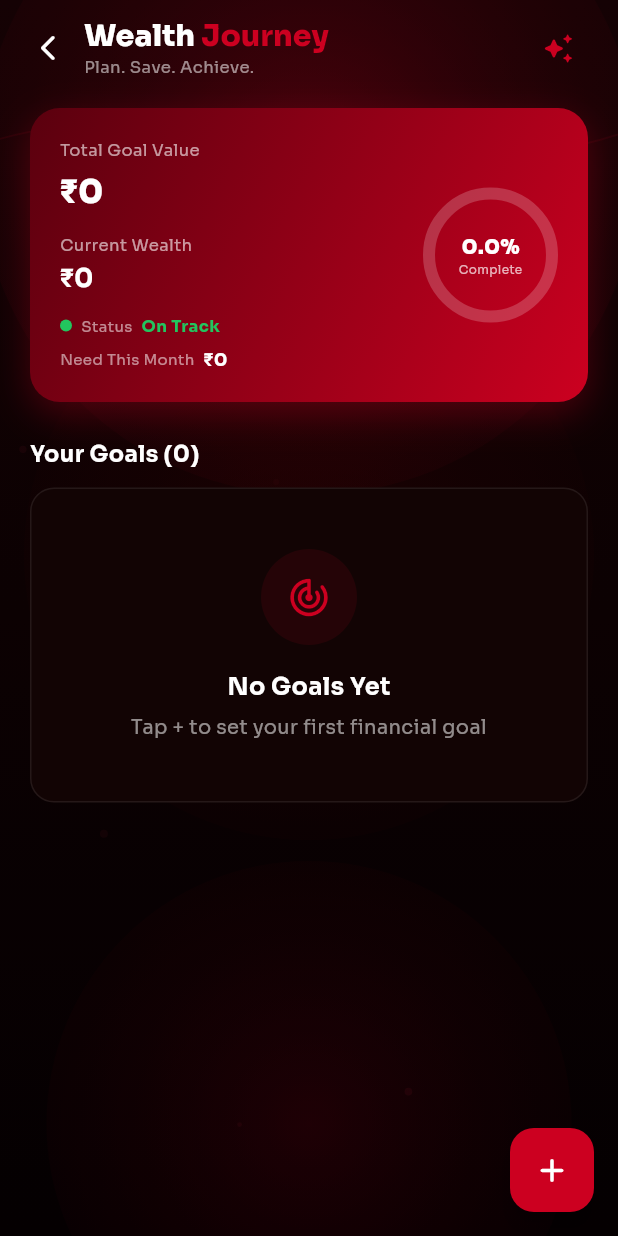
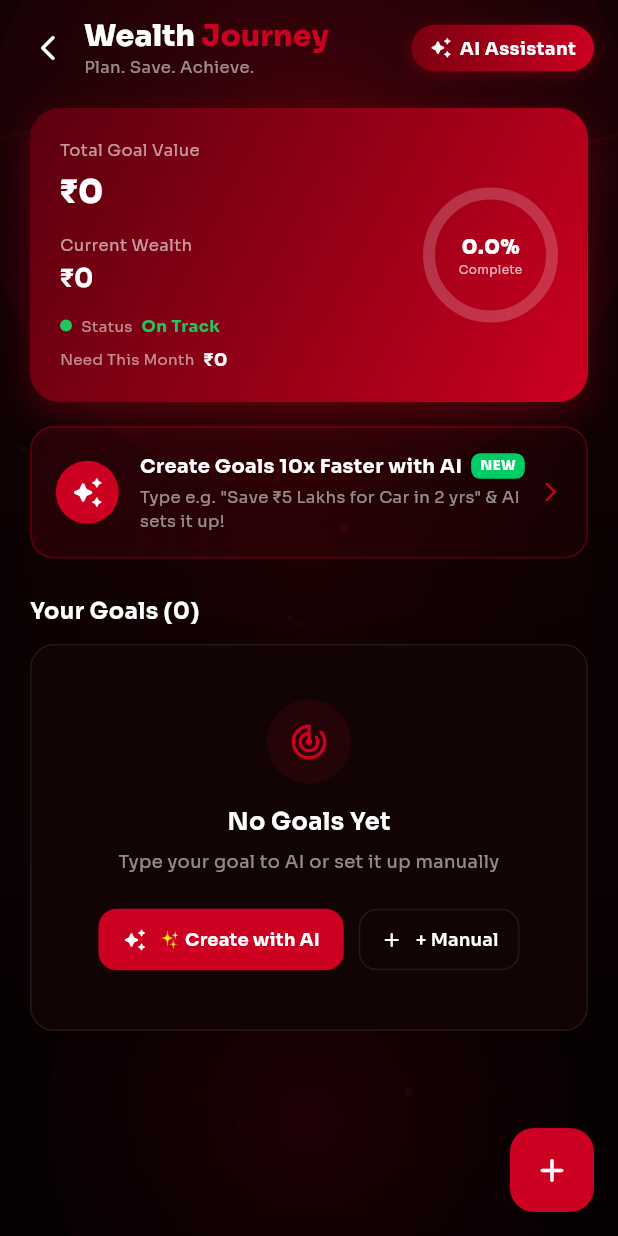
Before and after one commit to swapnilkonar/eleghart_ledger, a Flutter app: the WealthDashboardScreen screen opened directly, on a phone screen of 412 x 824 dp. Run offline on Flutter 3.47's test engine with Material 3 defaults, Android fonts, the phone set to English and light mode, and no system bars; our stand-ins replace file_picker, fl_chart, flutter_local_notifications, google_fonts, image_picker, local_auth and 7 more; missing offline and left inert: flutter_gemma, google_mlkit_entity_extraction, google_mlkit_text_recognition, pdfx; accounts and stored records are empty.

Commit message:
feat: Upgrade AI Wealth button to gradient pill and add hero banner card & empty state triggers

```diff
--- a/lib/screens/wealth_dashboard_screen.dart
+++ b/lib/screens/wealth_dashboard_screen.dart
@@ -147,10 +147,40 @@ class _WealthDashboardScreenState extends State<WealthDashboardScreen>
                           ],
                         ),
                       ),
-                      IconButton(
-                        icon: const Icon(Icons.auto_awesome_rounded, color: Color(0xFFCC0020), size: 22),
-                        tooltip: 'Eleghart AI Wealth Architect',
-                        onPressed: _showAiSheet,
+                      InkWell(
+                        onTap: _showAiSheet,
+                        borderRadius: BorderRadius.circular(20),
+                        child: Container(
+                          padding: const EdgeInsets.symmetric(horizontal: 12, vertical: 7),
+                          decoration: BoxDecoration(
+                            gradient: const LinearGradient(
+                              colors: [Color(0xFF7A0010), Color(0xFFCC0020)],
+                            ),
+                            borderRadius: BorderRadius.circular(20),
+                            boxShadow: [
+                              BoxShadow(
+                                color: const Color(0xFFCC0020).withOpacity(0.3),
+                                blurRadius: 8,
+                                offset: const Offset(0, 2),
+                              ),
+                            ],
+                          ),
+                          child: Row(
+                            mainAxisSize: MainAxisSize.min,
+                            children: [
+                              const Icon(Icons.auto_awesome_rounded, color: Colors.white, size: 15),
+                              const SizedBox(width: 5),
+                              Text(
+                                'AI Assistant',
+                                style: GoogleFonts.sora(
+                                  fontSize: 12,
+                                  fontWeight: FontWeight.w700,
+                                  color: Colors.white,
+                                ),
+                              ),
+                            ],
+                          ),
+                        ),
                       ),
                     ],
                   ),
@@ -170,6 +200,10 @@ class _WealthDashboardScreenState extends State<WealthDashboardScreen>
                       children: [
                         // ── Hero Summary Card ─────────────────────
                         _buildHeroCard(),
+                        const SizedBox(height: 16),
+
+                        // ── AI Co-Pilot Banner Card ───────────────
+                        _buildAiBanner(cardBg, border, textPrimary, textSec),
                         const SizedBox(height: 24),
 
                         // ── Goals Section ─────────────────────────
@@ -600,11 +634,77 @@ class _WealthDashboardScreenState extends State<WealthDashboardScreen>
     );
   }
 
+  Widget _buildAiBanner(Color cardBg, Color border, Color textPrimary, Color textSec) {
+    return InkWell(
+      onTap: _showAiSheet,
+      borderRadius: BorderRadius.circular(16),
+      child: Container(
+        padding: const EdgeInsets.all(16),
+        decoration: BoxDecoration(
+          gradient: LinearGradient(
+            colors: [
+              const Color(0xFFCC0020).withOpacity(0.12),
+              const Color(0xFFCC0020).withOpacity(0.04),
+            ],
+            begin: Alignment.topLeft,
+            end: Alignment.bottomRight,
+          ),
+          borderRadius: BorderRadius.circular(16),
+          border: Border.all(color: const Color(0xFFCC0020).withOpacity(0.3), width: 1.2),
+        ),
+        child: Row(
+          children: [
+            Container(
+              width: 42,
+              height: 42,
+              decoration: const BoxDecoration(
+                color: Color(0xFFCC0020),
+                shape: BoxShape.circle,
+              ),
+              child: const Icon(Icons.auto_awesome_rounded, color: Colors.white, size: 22),
+            ),
+            const SizedBox(width: 14),
+            Expanded(
+              child: Column(
+                crossAxisAlignment: CrossAxisAlignment.start,
+                children: [
+                  Row(
+                    children: [
+                      Text(
+                        'Create Goals 10x Faster with AI',
+                        style: GoogleFonts.sora(fontSize: 13, fontWeight: FontWeight.w700, color: textPrimary),
+                      ),
+                      const SizedBox(width: 6),
+                      Container(
+                        padding: const EdgeInsets.symmetric(horizontal: 6, vertical: 2),
+                        decoration: BoxDecoration(
+                          color: const Color(0xFF00CC66),
+                          borderRadius: BorderRadius.circular(6),
+                        ),
+                        child: Text('NEW', style: GoogleFonts.sora(fontSize: 9, fontWeight: FontWeight.w800, color: Colors.white)),
+                      ),
+                    ],
+                  ),
+                  const SizedBox(height: 3),
+                  Text(
+                    'Type e.g. "Save ₹5 Lakhs for Car in 2 yrs" & AI sets it up!',
+                    style: GoogleFonts.sora(fontSize: 11, color: textSec),
+                  ),
+                ],
+              ),
+            ),
+            const Icon(Icons.arrow_forward_ios_rounded, color: Color(0xFFCC0020), size: 16),
+          ],
+        ),
+      ),
+    );
+  }
+
   Widget _buildEmptyState(Color cardBg, Color border, Color textPrimary,
       Color textSec) {
     return Container(
       width: double.infinity,
-      padding: const EdgeInsets.symmetric(vertical: 40, horizontal: 24),
+      padding: const EdgeInsets.symmetric(vertical: 36, horizontal: 20),
       decoration: BoxDecoration(
         color: cardBg,
         borderRadius: BorderRadius.circular(16),
@@ -612,25 +712,59 @@ class _WealthDashboardScreenState extends State<WealthDashboardScreen>
       ),
       child: Column(children: [
         Container(
-          width: 64,
-          height: 64,
+          width: 56,
+          height: 56,
           decoration: BoxDecoration(
             color: const Color(0xFFCC0020).withOpacity(0.1),
             shape: BoxShape.circle,
           ),
           child: const Icon(Icons.track_changes_rounded,
-              color: Color(0xFFCC0020), size: 30),
+              color: Color(0xFFCC0020), size: 28),
         ),
-        const SizedBox(height: 16),
+        const SizedBox(height: 14),
         Text('No Goals Yet',
             style: GoogleFonts.sora(
                 fontSize: 16,
                 fontWeight: FontWeight.w700,
                 color: textPrimary)),
         const SizedBox(height: 6),
-        Text('Tap + to set your first financial goal',
-            style: GoogleFonts.sora(fontSize: 13, color: textSec),
+        Text('Type your goal to AI or set it up manually',
+            style: GoogleFonts.sora(fontSize: 12, color: textSec),
             textAlign: TextAlign.center),
+        const SizedBox(height: 20),
+        Row(
+          mainAxisAlignment: MainAxisAlignment.center,
+          children: [
+            ElevatedButton.icon(
+              onPressed: _showAiSheet,
+              icon: const Icon(Icons.auto_awesome_rounded, color: Colors.white, size: 16),
+              label: Text('✨ Create with AI', style: GoogleFonts.sora(fontSize: 12, fontWeight: FontWeight.w700)),
+              style: ElevatedButton.styleFrom(
+                backgroundColor: const Color(0xFFCC0020),
+                foregroundColor: Colors.white,
+                padding: const EdgeInsets.symmetric(horizontal: 16, vertical: 12),
+                shape: RoundedRectangleBorder(borderRadius: BorderRadius.circular(12)),
+              ),
+            ),
+            const SizedBox(width: 10),
+            OutlinedButton.icon(
+              onPressed: () async {
+                await Navigator.push<WealthGoal>(
+                  context,
+                  MaterialPageRoute(builder: (_) => const CreateGoalScreen()),
+                );
+                _load();
+              },
+              icon: Icon(Icons.add_rounded, color: textPrimary, size: 16),
+              label: Text('+ Manual', style: GoogleFonts.sora(fontSize: 12, fontWeight: FontWeight.w600, color: textPrimary)),
+              style: OutlinedButton.styleFrom(
+                side: BorderSide(color: border),
+                padding: const EdgeInsets.symmetric(horizontal: 14, vertical: 12),
+                shape: RoundedRectangleBorder(borderRadius: BorderRadius.circular(12)),
+              ),
+            ),
+          ],
+        ),
       ]),
     );
   }
```
